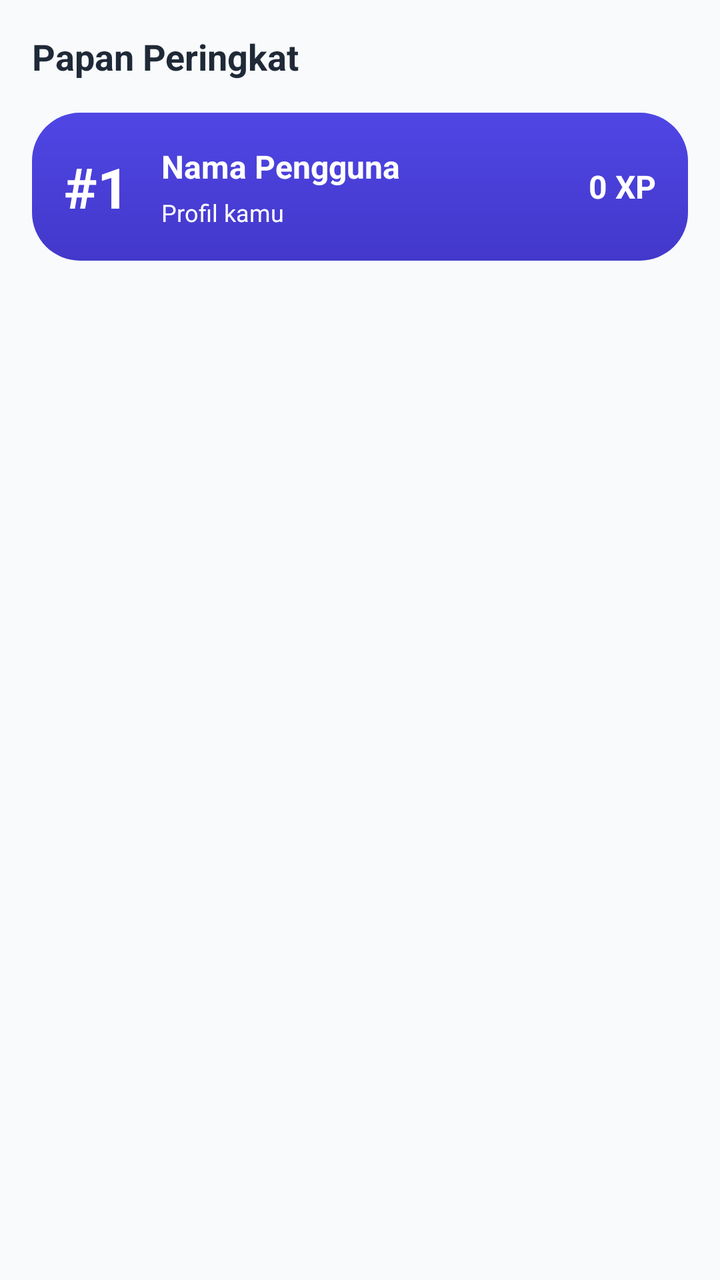
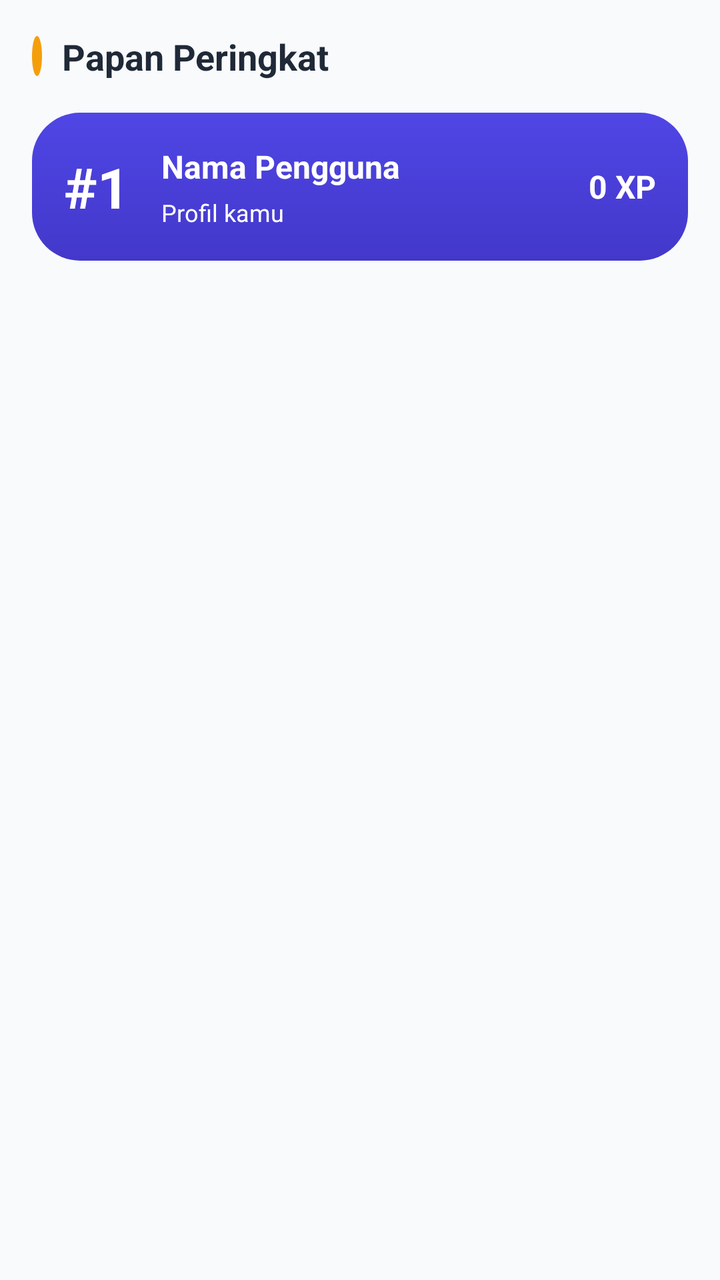

An Android layout rendered at two revisions. The XML below is the earlier revision; the diff shows what the commit changed to produce the second picture.
<!-- AndroidManifest.xml: application theme Theme.LearningPath -->
<!-- res/layout/fragment_leaderboard.xml -->
<?xml version="1.0" encoding="utf-8"?>
<LinearLayout xmlns:android="http://schemas.android.com/apk/res/android"
    xmlns:app="http://schemas.android.com/apk/res-auto"
    android:layout_width="match_parent"
    android:layout_height="match_parent"
    android:background="@color/background"
    android:orientation="vertical">

    <TextView
        android:layout_width="wrap_content"
        android:layout_height="wrap_content"
        android:layout_marginStart="@dimen/space_lg"
        android:layout_marginTop="@dimen/space_lg"
        android:text="@string/papan_peringkat"
        android:textColor="@color/black"
        android:textSize="18sp"
        android:textStyle="bold" />

    <FrameLayout
        android:id="@+id/cardMyRank"
        android:layout_width="match_parent"
        android:layout_height="wrap_content"
        android:layout_margin="@dimen/space_lg"
        android:background="@drawable/bg_gradient_primary_rounded">

        <LinearLayout
            android:layout_width="match_parent"
            android:layout_height="wrap_content"
            android:gravity="center_vertical"
            android:orientation="horizontal"
            android:padding="@dimen/space_lg">

            <TextView
                android:id="@+id/tvMyRank"
                android:layout_width="wrap_content"
                android:layout_height="wrap_content"
                android:text="#1"
                android:textColor="@color/white"
                android:textSize="28sp"
                android:textStyle="bold" />

            <LinearLayout
                android:layout_width="0dp"
                android:layout_height="wrap_content"
                android:layout_marginStart="@dimen/space_lg"
                android:layout_weight="1"
                android:orientation="vertical">

                <TextView
                    android:id="@+id/tvMyName"
                    android:layout_width="wrap_content"
                    android:layout_height="wrap_content"
                    android:text="@string/nama_pengguna"
                    android:textColor="@color/white"
                    android:textSize="16sp"
                    android:textStyle="bold" />

                <TextView
                    android:layout_width="wrap_content"
                    android:layout_height="wrap_content"
                    android:layout_marginTop="@dimen/space_xs"
                    android:text="@string/profil_kamu"
                    android:textColor="@color/white"
                    android:textSize="12sp" />
            </LinearLayout>

            <TextView
                android:id="@+id/tvMyXp"
                android:layout_width="wrap_content"
                android:layout_height="wrap_content"
                android:text="0 XP"
                android:textColor="@color/white"
                android:textSize="16sp"
                android:textStyle="bold" />
        </LinearLayout>
    </FrameLayout>

    <TextView
        android:id="@+id/tvEmpty"
        android:layout_width="match_parent"
        android:layout_height="wrap_content"
        android:layout_marginTop="@dimen/space_xxl"
        android:gravity="center"
        android:text="@string/empty_peringkat"
        android:textColor="@color/gray"
        android:textSize="14sp"
        android:visibility="gone" />

    <androidx.recyclerview.widget.RecyclerView
        android:id="@+id/rvLeaderboard"
        android:layout_width="match_parent"
        android:layout_height="0dp"
        android:layout_weight="1"
        android:clipToPadding="false"
        android:paddingStart="@dimen/space_lg"
        android:paddingEnd="@dimen/space_lg"
        app:layoutManager="androidx.recyclerview.widget.LinearLayoutManager" />

</LinearLayout>
<!-- resources referenced by this layout -->
<resources>
  <color name="background">#F8FAFC</color>
  <color name="black">#1F2937</color>
  <color name="gray">#6B7280</color>
  <color name="white">#FFFFFF</color>
  <dimen name="space_lg">16dp</dimen>
  <dimen name="space_xs">4dp</dimen>
  <dimen name="space_xxl">32dp</dimen>
  <!-- drawable bg_gradient_primary_rounded (drawable) -->
  <?xml version="1.0" encoding="utf-8"?>
  <shape xmlns:android="http://schemas.android.com/apk/res/android"
      android:shape="rectangle">
      <gradient
          android:angle="270"
          android:startColor="@color/primary"
          android:endColor="@color/primary_dark" />
      <corners android:radius="24dp" />
  </shape>
  <string name="empty_peringkat">Belum ada data peringkat.</string>
  <string name="nama_pengguna">Nama Pengguna</string>
  <string name="papan_peringkat">Papan Peringkat</string>
  <string name="profil_kamu">Profil kamu</string>
  <color name="primary">#4F46E5</color>
  <color name="primary_dark">#4338CA</color>
  <color name="on_primary">#FFFFFF</color>
  <color name="primary_container">#E0E7FF</color>
  <color name="on_primary_container">#312E81</color>
  <color name="accent">#F59E0B</color>
  <color name="on_secondary">#1F2937</color>
  <color name="secondary_container">#FEF3C7</color>
  <color name="on_secondary_container">#78350F</color>
  <color name="level_purple">#8B5CF6</color>
  <color name="on_tertiary">#FFFFFF</color>
  <color name="tertiary_container">#EDE9FE</color>
  <color name="on_tertiary_container">#5B21B6</color>
  <color name="surface">#FFFFFF</color>
  <color name="on_surface">#1F2937</color>
  <color name="surface_variant">#F3F4F6</color>
  <color name="on_surface_variant">#4B5563</color>
  <color name="outline_variant">#EEF0F4</color>
  <color name="outline">#E5E7EB</color>
  <color name="error">#DC2626</color>
  <color name="on_error">#FFFFFF</color>
  <color name="error_container">#FEE2E2</color>
  <color name="on_error_container">#991B1B</color>
  <color name="on_background">#1F2937</color>
  <!-- unchanged entries left out for length: 1 -->
</resources>

<!-- the commit's change to res/layout/fragment_leaderboard.xml (unified diff, before → after) -->
@@ -6,15 +6,29 @@
     android:background="@color/background"
     android:orientation="vertical">
 
-    <TextView
+    <LinearLayout
         android:layout_width="wrap_content"
         android:layout_height="wrap_content"
         android:layout_marginStart="@dimen/space_lg"
         android:layout_marginTop="@dimen/space_lg"
-        android:text="@string/papan_peringkat"
-        android:textColor="@color/black"
-        android:textSize="18sp"
-        android:textStyle="bold" />
+        android:gravity="center_vertical"
+        android:orientation="horizontal">
+
+        <View
+            android:layout_width="5dp"
+            android:layout_height="20dp"
+            android:background="@drawable/bg_circle_primary"
+            android:backgroundTint="@color/accent" />
+
+        <TextView
+            android:layout_width="wrap_content"
+            android:layout_height="wrap_content"
+            android:layout_marginStart="10dp"
+            android:text="@string/papan_peringkat"
+            android:textColor="@color/black"
+            android:textSize="18sp"
+            android:textStyle="bold" />
+    </LinearLayout>
 
     <FrameLayout
         android:id="@+id/cardMyRank"
@@ -75,16 +89,33 @@
         </LinearLayout>
     </FrameLayout>
 
-    <TextView
-        android:id="@+id/tvEmpty"
+    <LinearLayout
         android:layout_width="match_parent"
         android:layout_height="wrap_content"
         android:layout_marginTop="@dimen/space_xxl"
         android:gravity="center"
-        android:text="@string/empty_peringkat"
-        android:textColor="@color/gray"
-        android:textSize="14sp"
-        android:visibility="gone" />
+        android:orientation="vertical"
+        android:visibility="gone"
+        android:id="@+id/emptyState">
+
+        <ImageView
+            android:layout_width="56dp"
+            android:layout_height="56dp"
+            android:alpha="0.5"
+            android:contentDescription="@string/empty_peringkat"
+            android:src="@drawable/ic_empty"
+            app:tint="@color/gray" />
+
+        <TextView
+            android:id="@+id/tvEmpty"
+            android:layout_width="match_parent"
+            android:layout_height="wrap_content"
+            android:layout_marginTop="@dimen/space_sm"
+            android:gravity="center"
+            android:text="@string/empty_peringkat"
+            android:textColor="@color/gray"
+            android:textSize="14sp" />
+    </LinearLayout>
 
     <androidx.recyclerview.widget.RecyclerView
         android:id="@+id/rvLeaderboard"
<!-- resource entries referenced after the edit -->
@@ -5,8 +5,15 @@
   <color name="gray">#6B7280</color>
   <color name="white">#FFFFFF</color>
   <dimen name="space_lg">16dp</dimen>
+  <dimen name="space_sm">8dp</dimen>
   <dimen name="space_xs">4dp</dimen>
   <dimen name="space_xxl">32dp</dimen>
+  <!-- drawable bg_circle_primary (drawable) -->
+  <?xml version="1.0" encoding="utf-8"?>
+  <shape xmlns:android="http://schemas.android.com/apk/res/android"
+      android:shape="oval">
+      <solid android:color="@color/primary" />
+  </shape>
   <!-- drawable bg_gradient_primary_rounded (drawable) -->
   <?xml version="1.0" encoding="utf-8"?>
   <shape xmlns:android="http://schemas.android.com/apk/res/android"
@@ -17,6 +24,16 @@
           android:endColor="@color/primary_dark" />
       <corners android:radius="24dp" />
   </shape>
+  <!-- drawable ic_empty (drawable) -->
+  <vector xmlns:android="http://schemas.android.com/apk/res/android"
+      android:width="24dp"
+      android:height="24dp"
+      android:viewportWidth="24"
+      android:viewportHeight="24">
+      <path
+          android:fillColor="#FF000000"
+          android:pathData="M19,3H4.99C3.89,3 3,3.9 3,5l0.01,14c0,1.1 0.89,2 1.99,2h14c1.1,0 2,-0.9 2,-2V5c0,-1.1 -0.9,-2 -2,-2zm0,12h-4c0,1.66 -1.34,3 -3,3s-3,-1.34 -3,-3H4.99V5H19v10z" />
+  </vector>
   <string name="empty_peringkat">Belum ada data peringkat.</string>
   <string name="nama_pengguna">Nama Pengguna</string>
   <string name="papan_peringkat">Papan Peringkat</string>
